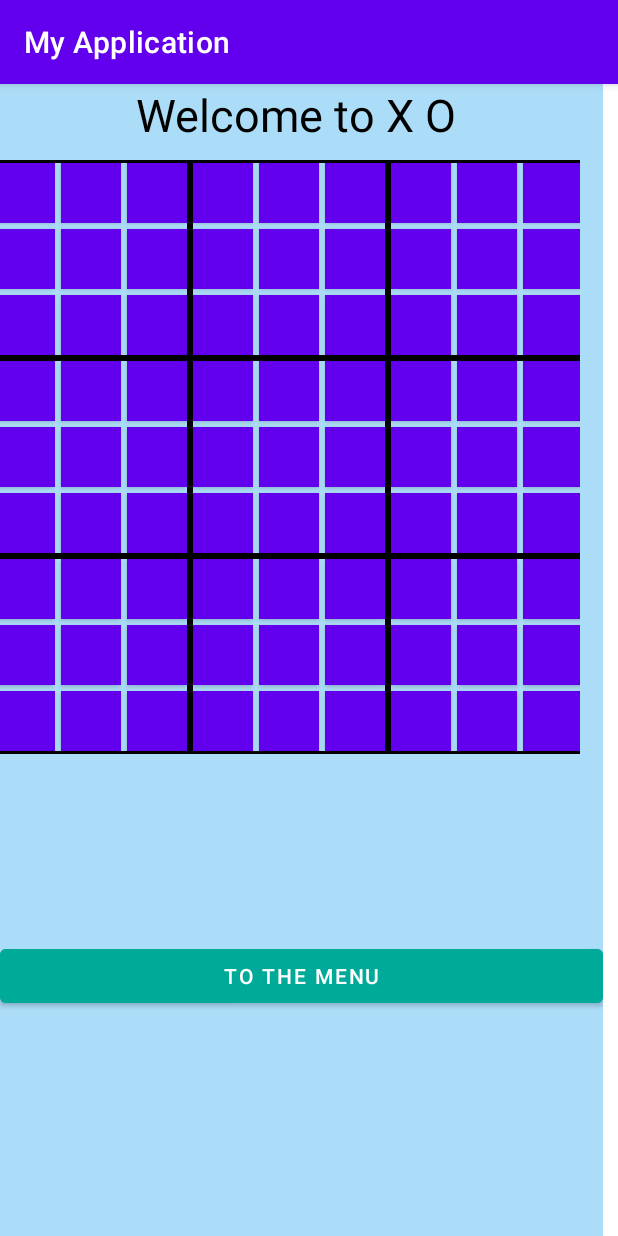
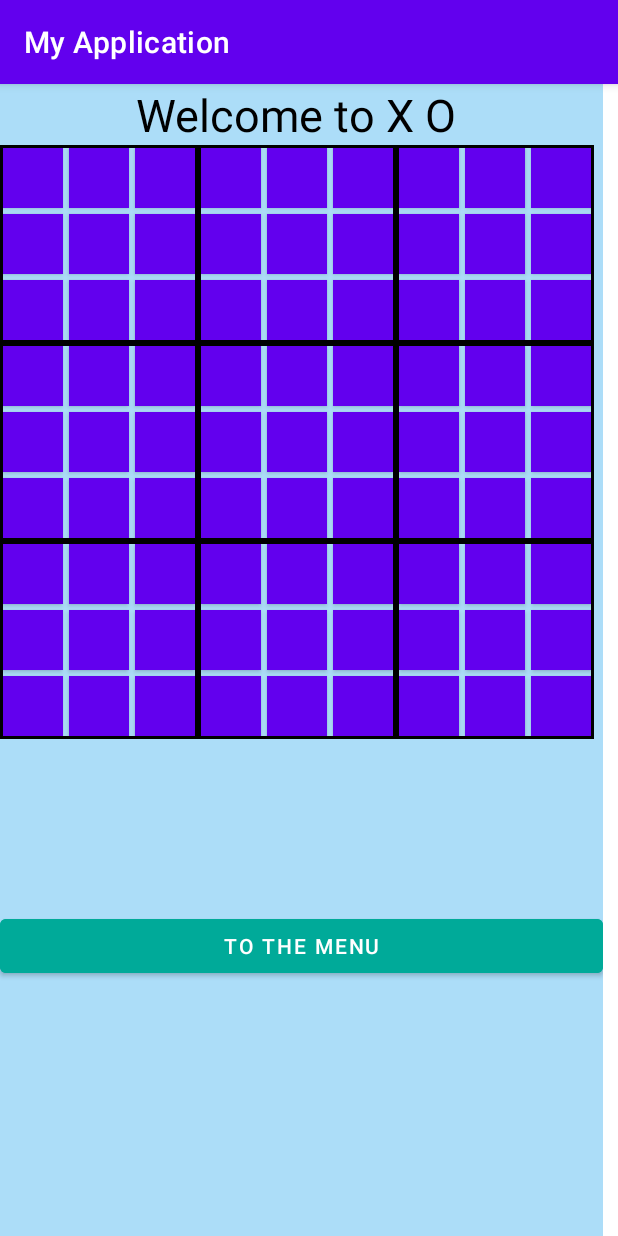
Before and after one commit to avivaviv283/TicTacToe2, an Android app: the Game screen opened directly, with no data from a screen before it, on a phone screen of 412 x 824 dp. Run offline under Robolectric (Android 15) with nearby library versions, the phone set to English and light mode, and no system bars.

Commit message:
added animations between activities, get constraint layout for phone

```diff
--- a/app/src/main/java/com/example/myapplication/MainActivity.java
+++ b/app/src/main/java/com/example/myapplication/MainActivity.java
@@ -29,16 +29,19 @@ public class MainActivity extends AppCompatActivity {
     public void goRules(View view) {
         goRules = new Intent(this, Rules.class);
         startActivity(goRules);
+        overridePendingTransition(R.anim.activityin,R.anim.activityout);
     }
 
     public void goGame(View view) {
         goGame = new Intent(this, Game.class);
         startActivity(goGame);
+        overridePendingTransition(R.anim.activityin,R.anim.activityout);
     }
 
     public void goStats(View view) {
         goStatistics = new Intent(this, Statistics.class);
         startActivity(goStatistics);
+        overridePendingTransition(R.anim.activityin,R.anim.activityout);
     }
 
     @Override
@@ -53,11 +56,13 @@ public class MainActivity extends AppCompatActivity {
         if (item.getItemId() == R.id.statspage) {
             goStatistics = new Intent(this, Statistics.class);
             startActivity(goStatistics);
+            overridePendingTransition(R.anim.activityin,R.anim.activityout);
             return true;
         }
         else if (item.getItemId() == R.id.rulespage) {
             goRules = new Intent(this, Rules.class);
             startActivity(goRules);
+            overridePendingTransition(R.anim.activityin,R.anim.activityout);
             return true;
         }
         else if (item.getItemId()== R.id.homepage) {
--- a/app/src/main/java/com/example/myapplication/Rules.java
+++ b/app/src/main/java/com/example/myapplication/Rules.java
@@ -27,6 +27,7 @@ public class Rules extends AppCompatActivity {
     public void goRules2(View view) {
         goRules2 = new Intent(this, Rules2.class);
         startActivity(goRules2);
+        overridePendingTransition(R.anim.activityin,R.anim.activityout);
 
     }
 
@@ -50,22 +51,27 @@ public class Rules extends AppCompatActivity {
         } else if (item.getItemId() == R.id.homepage) {
             goMenu = new Intent(this, MainActivity.class);
             startActivity(goMenu);
+            overridePendingTransition(R.anim.activityin,R.anim.activityout);
 
         } else if (item.getItemId() == R.id.r2) {
             goRules2 = new Intent(this, Rules2.class);
             startActivity(goRules2);
+            overridePendingTransition(R.anim.activityin,R.anim.activityout);
         }
         else if (item.getItemId() == R.id.r3) {
             goRules3 = new Intent(this, Rules3.class);
             startActivity(goRules3);
+            overridePendingTransition(R.anim.activityin,R.anim.activityout);
         }
         else if (item.getItemId() == R.id.r4) {
             goRules4 = new Intent(this, Rules4.class);
             startActivity(goRules4);
+            overridePendingTransition(R.anim.activityin,R.anim.activityout);
         }
         else if (item.getItemId() == R.id.r5) {
             goRules5 = new Intent(this, Rules5.class);
             startActivity(goRules5);
+            overridePendingTransition(R.anim.activityin,R.anim.activityout);
         }
         return true;
 
--- a/app/src/main/java/com/example/myapplication/Statistics.java
+++ b/app/src/main/java/com/example/myapplication/Statistics.java
@@ -60,6 +60,7 @@ public class Statistics extends AppCompatActivity {
     public void goMenu(View view) {
         goMenu = new Intent(this, MainActivity.class);
         startActivity(goMenu);
+        overridePendingTransition(R.anim.activityin,R.anim.activityout);
     }
 
 
@@ -141,10 +142,12 @@ public class Statistics extends AppCompatActivity {
         } else if (item.getItemId() == R.id.rulespage) {
             goRules = new Intent(this, Rules.class);
             startActivity(goRules);
+            overridePendingTransition(R.anim.activityin,R.anim.activityout);
             return true;
         } else if (item.getItemId() == R.id.homepage) {
             goMenu = new Intent(this, MainActivity.class);
             startActivity(goMenu);
+            overridePendingTransition(R.anim.activityin,R.anim.activityout);
         }
         return true;
 
--- /dev/null
+++ b/app/src/main/res/anim/activityin.xml
@@ -0,0 +1,14 @@
+<?xml version="1.0" encoding="utf-8"?>
+<set xmlns:android="http://schemas.android.com/apk/res/android">
+    <scale
+        android:interpolator="
+             @android:anim/accelerate_decelerate_interpolator"
+        android:fromXScale="0.0"
+        android:toXScale="1.0"
+        android:fromYScale="0.0"
+        android:toYScale="1.0"
+        android:pivotX="25%"
+        android:pivotY="25%"
+        android:fillAfter="false"
+        android:duration="1000" />
+</set>
--- /dev/null
+++ b/app/src/main/res/anim/activityout.xml
@@ -0,0 +1,14 @@
+<?xml version="1.0" encoding="utf-8"?>
+<set xmlns:android="http://schemas.android.com/apk/res/android">
+    <scale
+        android:interpolator="
+             @android:anim/accelerate_decelerate_interpolator"
+        android:fromXScale="1.0"
+        android:toXScale="0.0"
+        android:fromYScale="1.0"
+        android:toYScale="0.0"
+        android:pivotX="25%"
+        android:pivotY="25%"
+        android:fillAfter="false"
+        android:duration="1000" />
+</set>
--- /dev/null
+++ b/app/src/main/res/anim/blink.xml
@@ -0,0 +1,12 @@
+<?xml version="1.0" encoding="utf-8"?>
+<set xmlns:android="http://schemas.android.com/apk/res/android">
+
+
+    <alpha android:fromAlpha="0.0"
+        android:toAlpha="1.0"
+        android:interpolator="@android:anim/accelerate_interpolator"
+        android:duration="500"
+        android:repeatMode="reverse"
+        android:repeatCount="4"/>
+
+</set>
--- a/app/src/main/res/layout/activity_game.xml
+++ b/app/src/main/res/layout/activity_game.xml
@@ -18,6 +18,17 @@
         android:text="Welcome to X O "
         android:textColor="@color/black"
         android:textSize="30sp" />
+
+
+    <androidx.constraintlayout.widget.ConstraintLayout
+        android:layout_width="match_parent"
+        android:layout_height="wrap_content">
+
+        <ImageView
+            android:layout_width="wrap_content"
+            android:layout_height="0dp"
+            app:layout_constraintDimensionRatio="1:1" />
+
 
     <GridLayout
         android:id="@+id/grid"
@@ -468,6 +479,8 @@
     </GridLayout>
 
 
+
+    </androidx.constraintlayout.widget.ConstraintLayout>
     <LinearLayout
         android:layout_width="match_parent"
         android:layout_height="match_parent"
```
Also changed, not shown: app/src/main/java/com/example/myapplication/Game.java (+23 -9 lines), app/src/main/java/com/example/myapplication/Rules2.java (+7 -0 lines), app/src/main/java/com/example/myapplication/Rules3.java (+7 -0 lines), app/src/main/java/com/example/myapplication/Rules4.java (+7 -0 lines), app/src/main/java/com/example/myapplication/Rules5.java (+7 -0 lines).
